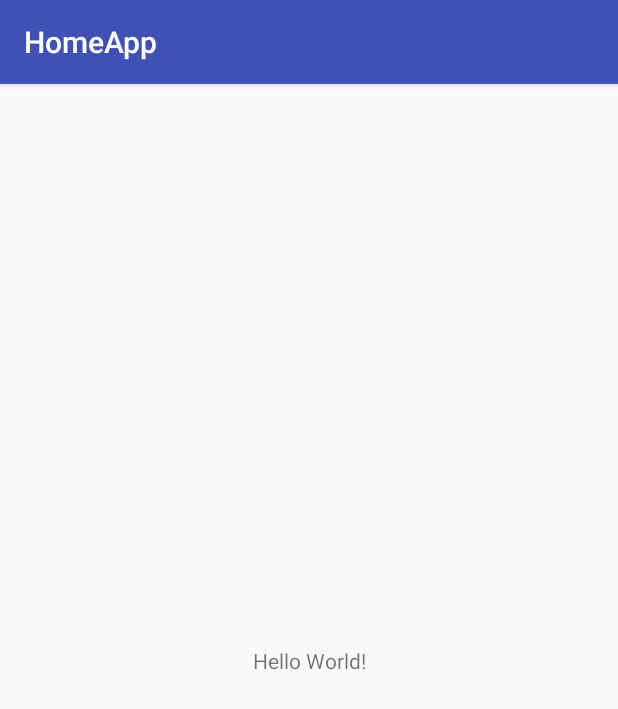
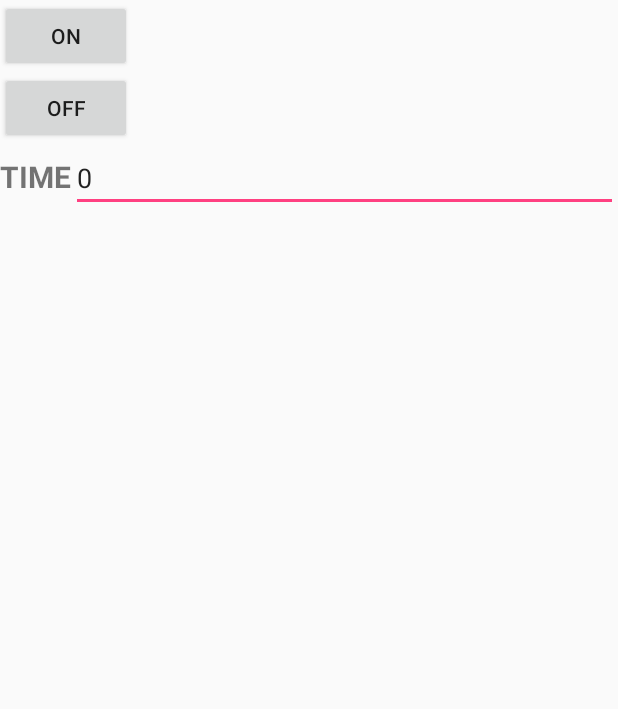
Before and after one commit to aakashswain001/HomeApp, an Android app: the screen it shows after launch (MainActivity), on a phone screen of 412 x 824 dp. Shown: the top 709 px of the screen. Run offline under Robolectric (Android 15) with nearby library versions, the phone set to English and light mode, and no system bars.

Commit message:
//working on off with time

```diff
--- a/app/build.gradle
+++ b/app/build.gradle
@@ -1,6 +1,7 @@
 apply plugin: 'com.android.application'
 
 android {
+    useLibrary 'org.apache.http.legacy'
     compileSdkVersion 25
     buildToolsVersion "25.0.2"
     defaultConfig {
--- a/app/src/main/AndroidManifest.xml
+++ b/app/src/main/AndroidManifest.xml
@@ -1,7 +1,7 @@
 <?xml version="1.0" encoding="utf-8"?>
 <manifest xmlns:android="http://schemas.android.com/apk/res/android"
     package="com.example.akash.homeapp">
-
+    <uses-permission android:name="android.permission.INTERNET" />
     <application
         android:allowBackup="true"
         android:icon="@mipmap/ic_launcher"
--- a/app/src/main/java/com/example/akash/homeapp/MainActivity.java
+++ b/app/src/main/java/com/example/akash/homeapp/MainActivity.java
@@ -1,13 +1,104 @@
 package com.example.akash.homeapp;
 
-import android.support.v7.app.AppCompatActivity;
+import android.app.Activity;
+import android.os.AsyncTask;
+import android.support.annotation.Nullable;
+import android.support.v7.app.ActionBarActivity;
 import android.os.Bundle;
+import android.view.Menu;
+import android.view.MenuItem;
+import android.view.View;
+import android.widget.Button;
+import android.widget.EditText;
+import android.widget.TextView;
+import android.widget.Toast;
 
-public class MainActivity extends AppCompatActivity {
+import org.apache.http.HttpEntity;
+import org.apache.http.HttpResponse;
+import org.apache.http.NameValuePair;
+import org.apache.http.client.ClientProtocolException;
+import org.apache.http.client.HttpClient;
+import org.apache.http.client.entity.UrlEncodedFormEntity;
+import org.apache.http.client.methods.HttpPost;
+import org.apache.http.impl.client.DefaultHttpClient;
+import org.apache.http.message.BasicNameValuePair;
 
+import java.io.BufferedReader;
+import java.io.IOException;
+import java.io.InputStream;
+import java.io.InputStreamReader;
+import java.io.UnsupportedEncodingException;
+import java.util.ArrayList;
+import java.util.List;
+/**
+ * Created by root on 24/3/17.
+ */
+
+public class MainActivity extends Activity {
+    private EditText time;
+    private Button on,off;
     @Override
-    protected void onCreate(Bundle savedInstanceState) {
+    protected void onCreate(@Nullable Bundle savedInstanceState) {
         super.onCreate(savedInstanceState);
         setContentView(R.layout.activity_main);
+        time = (EditText)findViewById(R.id.ed);
+        time.setText("0");
+        on = (Button)findViewById(R.id.on);
+        off = (Button)findViewById(R.id.off);
+        on.setOnClickListener(new View.OnClickListener() {
+            @Override
+            public void onClick(View v) {
+                insertToDatabase(time.getText().toString(),"1");
+            }
+        });
+        off.setOnClickListener(new View.OnClickListener() {
+            @Override
+            public void onClick(View v) {
+                insertToDatabase(time.getText().toString(),"0");
+            }
+        });
+    }
+
+
+    private void insertToDatabase(final String time, final String status){
+        class SendPostReqAsyncTask extends AsyncTask<String, Void, String> {
+            @Override
+            protected String doInBackground(String... params) {
+                String paramTime = params[0];
+                String paramStatus = params[1];
+                List<NameValuePair> nameValuePairs = new ArrayList<NameValuePair>();
+                nameValuePairs.add(new BasicNameValuePair("time",time));
+                nameValuePairs.add(new BasicNameValuePair("status", status));
+
+                try {
+                    HttpClient httpClient = new DefaultHttpClient();
+                    HttpPost httpPost = new HttpPost(
+                            "http://studentsforhire.in/test1_inp");
+                    httpPost.setEntity(new UrlEncodedFormEntity(nameValuePairs));
+
+                    HttpResponse response = httpClient.execute(httpPost);
+
+                    HttpEntity entity = response.getEntity();
+
+
+                } catch (ClientProtocolException e) {
+
+                } catch (IOException e) {
+
+                }
+                return "success";
+            }
+
+            @Override
+            protected void onPostExecute(String result) {
+                super.onPostExecute(result);
+
+                Toast.makeText(getApplicationContext(), result, Toast.LENGTH_LONG).show();
+                TextView textViewResult = (TextView) findViewById(R.id.tttt);
+                textViewResult.setText("Inserted");
+            }
+        }
+        SendPostReqAsyncTask sendPostReqAsyncTask = new SendPostReqAsyncTask();
+        sendPostReqAsyncTask.execute(time,status);
     }
 }
--- a/app/src/main/res/layout/activity_main.xml
+++ b/app/src/main/res/layout/activity_main.xml
@@ -1,18 +1,39 @@
 <?xml version="1.0" encoding="utf-8"?>
-<android.support.constraint.ConstraintLayout xmlns:android="http://schemas.android.com/apk/res/android"
+<LinearLayout
+    xmlns:android="http://schemas.android.com/apk/res/android"
     xmlns:app="http://schemas.android.com/apk/res-auto"
     xmlns:tools="http://schemas.android.com/tools"
     android:layout_width="match_parent"
     android:layout_height="match_parent"
     tools:context="com.example.akash.homeapp.MainActivity">
-
-    <TextView
-        android:layout_width="wrap_content"
+    <LinearLayout android:layout_width="match_parent"
         android:layout_height="wrap_content"
-        android:text="Hello World!"
-        app:layout_constraintBottom_toBottomOf="parent"
-        app:layout_constraintLeft_toLeftOf="parent"
-        app:layout_constraintRight_toRightOf="parent"
-        app:layout_constraintTop_toTopOf="parent" />
-
-</android.support.constraint.ConstraintLayout>
+        android:orientation="vertical">
+        <Button android:layout_width="wrap_content"
+            android:layout_height="wrap_content"
+            android:text="ON"
+            android:id="@+id/on"
+            tools:layout_editor_absoluteY="0dp"
+            tools:layout_editor_absoluteX="0dp" />
+        <Button android:layout_width="wrap_content"
+            android:layout_height="wrap_content"
+            android:text="OFF"
+            android:id="@+id/off"
+            tools:layout_editor_absoluteY="0dp"
+            tools:layout_editor_absoluteX="0dp" />
+        <LinearLayout android:layout_width="match_parent"
+            android:layout_height="wrap_content">
+            <TextView android:layout_width="wrap_content"
+                android:layout_height="wrap_content"
+                android:text="TIME"
+                android:textSize="20sp"
+                android:textStyle="bold"/>
+            <EditText android:layout_width="match_parent"
+                android:layout_height="wrap_content"
+                android:id="@+id/ed"/>
+        </LinearLayout>
+        <TextView android:layout_width="match_parent"
+            android:layout_height="wrap_content"
+            android:id="@+id/tttt"/>
+    </LinearLayout>
+</LinearLayout>
```
